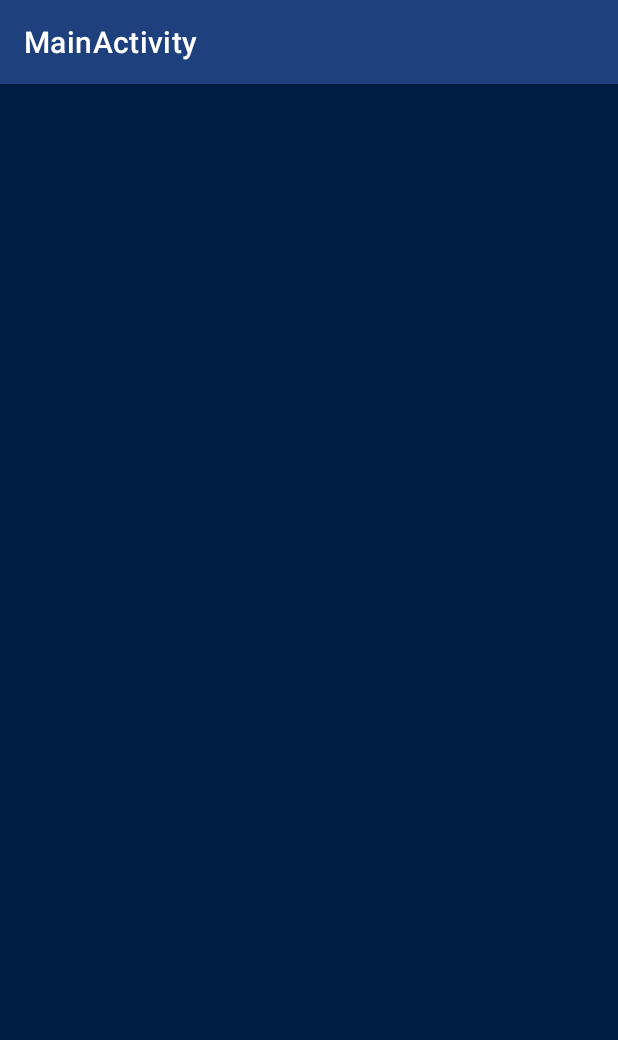
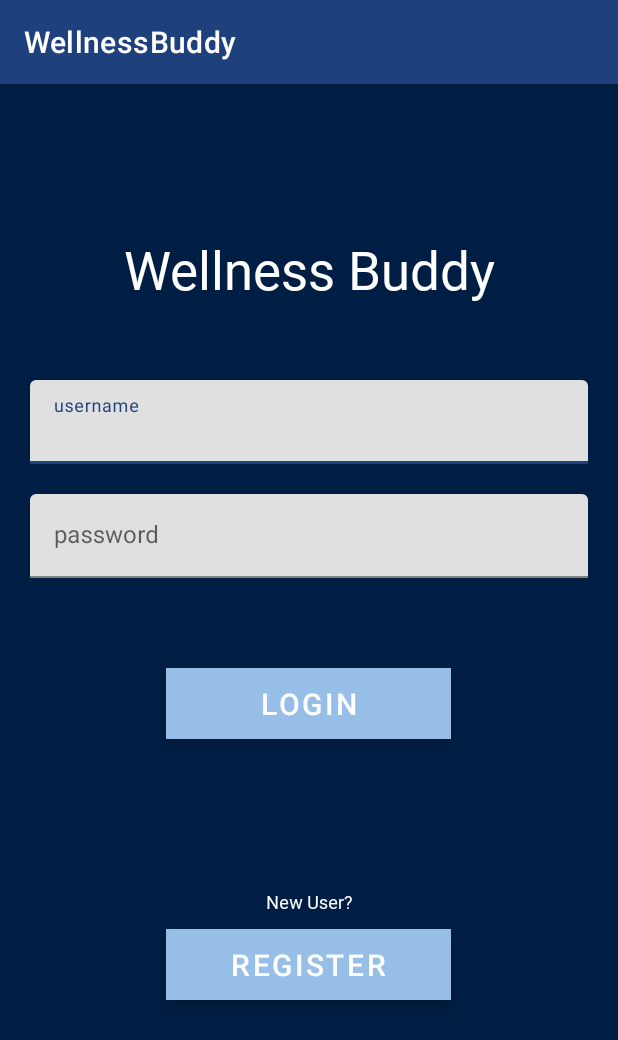
Before and after one commit to NittanyLions42/wellnessbuddy, an Android app: the screen it shows after launch (MainActivity before the commit, LoginActivity after it), on a phone screen of 412 x 824 dp. Shown: the top 1040 px of the screen. Run offline under Robolectric (Android 15) with nearby library versions, the phone set to English and light mode, and no system bars.

Commit message:
added login activity

```diff
--- a/app/src/main/AndroidManifest.xml
+++ b/app/src/main/AndroidManifest.xml
@@ -1,6 +1,6 @@
 <?xml version="1.0" encoding="utf-8"?>
 <manifest xmlns:android="http://schemas.android.com/apk/res/android"
-    xmlns:tools="http://schemas.android.com/tools">
+    xmlns:tools="http://schemas.android.com/tools" >
 
     <application
         android:allowBackup="true"
@@ -11,16 +11,20 @@
         android:roundIcon="@mipmap/ic_launcher_round"
         android:supportsRtl="true"
         android:theme="@style/PSU_Theme"
-        tools:targetApi="31">
+        tools:targetApi="31" >
         <activity
-            android:name=".MainActivity"
-            android:exported="true">
+            android:name=".LoginActivity"
+            android:exported="true" >
             <intent-filter>
                 <action android:name="android.intent.action.MAIN" />
 
                 <category android:name="android.intent.category.LAUNCHER" />
             </intent-filter>
         </activity>
+        <activity
+            android:name=".MainActivity"
+            android:exported="true"
+            android:parentActivityName=".LoginActivity"/>
     </application>
 
 </manifest>
--- /dev/null
+++ b/app/src/main/java/com/example/mainactivity/LoginActivity.kt
@@ -0,0 +1,30 @@
+package com.example.mainactivity
+
+import androidx.appcompat.app.AppCompatActivity
+import android.os.Bundle
+import com.example.mainactivity.databinding.ActivityLoginBinding
+
+class LoginActivity : AppCompatActivity() {
+
+    // Added binding variable KF 11/22/2023
+    private  lateinit var binding: ActivityLoginBinding
+    override fun onCreate(savedInstanceState: Bundle?) {
+
+        // overloading onCreate method with savedInstanceState parameter KF 11/22/2023
+        super.onCreate(savedInstanceState)
+
+        // binding variable to java class passing layoutInflater containing the layout data KF 11/22/2023
+        binding = ActivityLoginBinding.inflate(layoutInflater)
+
+        // setting the content view to the root of the binding variable KF 11/22/2023
+        setContentView(binding.root)
+
+        binding.loginButton.setOnClickListener {
+            val username = binding.
+        }
+
+
+        // Removed old view binding code KF 11/22/2023
+        //setContentView(R.layout.activity_login)
+    }
+}
--- /dev/null
+++ b/app/src/main/res/layout/activity_login.xml
@@ -0,0 +1,96 @@
+<?xml version="1.0" encoding="utf-8"?>
+<androidx.constraintlayout.widget.ConstraintLayout
+    xmlns:android="http://schemas.android.com/apk/res/android"
+    xmlns:tools="http://schemas.android.com/tools"
+    xmlns:app="http://schemas.android.com/apk/res-auto"
+    android:layout_width="match_parent"
+    android:layout_height="match_parent"
+    tools:context=".LoginActivity">
+
+  <LinearLayout
+      android:layout_width="match_parent"
+      android:layout_height="match_parent"
+      android:orientation="vertical"
+      app:layout_constraintBottom_toBottomOf="parent"
+      app:layout_constraintEnd_toEndOf="parent"
+      app:layout_constraintStart_toStartOf="parent"
+      app:layout_constraintTop_toTopOf="parent">
+
+    <TextView
+        android:id="@+id/login_title_textView"
+        android:layout_width="match_parent"
+        android:layout_height="wrap_content"
+        android:layout_marginTop="100dp"
+        android:fontFamily="@font/roboto_regular"
+        android:text="@string/login_title_text"
+        android:textAlignment="center"
+        android:textColor="@color/White_Out"
+        android:textSize="35dp" />
+
+
+    <com.google.android.material.textfield.TextInputLayout
+        android:id="@+id/username_textinputlayout"
+        android:layout_width="match_parent"
+        android:layout_height="wrap_content">
+
+      <com.google.android.material.textfield.TextInputEditText
+          android:id="@+id/login_username_edittext"
+          android:layout_width="match_parent"
+          android:layout_height="wrap_content"
+          android:layout_marginLeft="20dp"
+          android:layout_marginTop="50dp"
+          android:layout_marginRight="20dp"
+          android:hint="@string/username_hint_text"
+          android:inputType="text" />
+    </com.google.android.material.textfield.TextInputLayout>
+
+    <com.google.android.material.textfield.TextInputLayout
+        android:id="@+id/password_textinputlayout"
+        android:layout_width="match_parent"
+        android:layout_height="wrap_content"
+        android:layout_margin="20dp">
+
+      <com.google.android.material.textfield.TextInputEditText
+          android:id="@+id/login_password_edittext"
+          android:layout_width="match_parent"
+          android:layout_height="wrap_content"
+          android:hint="@string/password_hint_text"
+          android:inputType="text|textWebPassword"
+          android:password="true" />
+    </com.google.android.material.textfield.TextInputLayout>
+
+    <Button
+        android:id="@+id/login_button"
+        android:layout_width="190dp"
+        android:layout_height="47dp"
+        android:layout_gravity="center"
+        android:layout_marginTop="40dp"
+        android:padding="0dp"
+        android:text="@string/login_button_text"
+        android:textColor="@color/White_Out"
+        android:textSize="20dp"
+        app:strokeWidth="0dp" />
+
+    <TextView
+        android:layout_width="match_parent"
+        android:layout_height="wrap_content"
+        android:layout_marginTop="100dp"
+        android:fontFamily="@font/roboto_regular"
+        android:text="@string/register_title_text"
+        android:textAlignment="center"
+        android:textColor="@color/White_Out"
+        android:textSize="12dp" />
+
+    <Button
+        android:id="@+id/register_button"
+        android:layout_width="190dp"
+        android:layout_height="47dp"
+        android:layout_gravity="center"
+        android:layout_marginTop="10dp"
+        android:padding="0dp"
+        android:text="@string/register_button_text"
+        android:textColor="@color/White_Out"
+        android:textSize="20dp" />
+
+  </LinearLayout>
+</androidx.constraintlayout.widget.ConstraintLayout>
--- a/app/src/main/res/values/strings.xml
+++ b/app/src/main/res/values/strings.xml
@@ -1,5 +1,5 @@
 <resources>
-    <string name="app_name">MainActivity</string>
+    <string name="app_name">WellnessBuddy</string>
     <string name="weather_card_title">5 Day Weather Forecast</string>
     <string name="zipcode_hint_text">zipcode</string>
     <string name="sunrise_label_text">Sunrise</string>
@@ -11,4 +11,10 @@
         for five hours straight Go outside and touch some grass It seems
         like you’ve been studying for five hours straight</string>
     <string name="recommended_activity_button_text">Generate Random Activity</string>
+    <string name="login_title_text">Wellness Buddy</string>
+    <string name="username_hint_text">username</string>
+    <string name="password_hint_text">password</string>
+    <string name="login_button_text">Login</string>
+    <string name="register_button_text">Register</string>
+    <string name="register_title_text">New User?</string>
 </resources>
```
